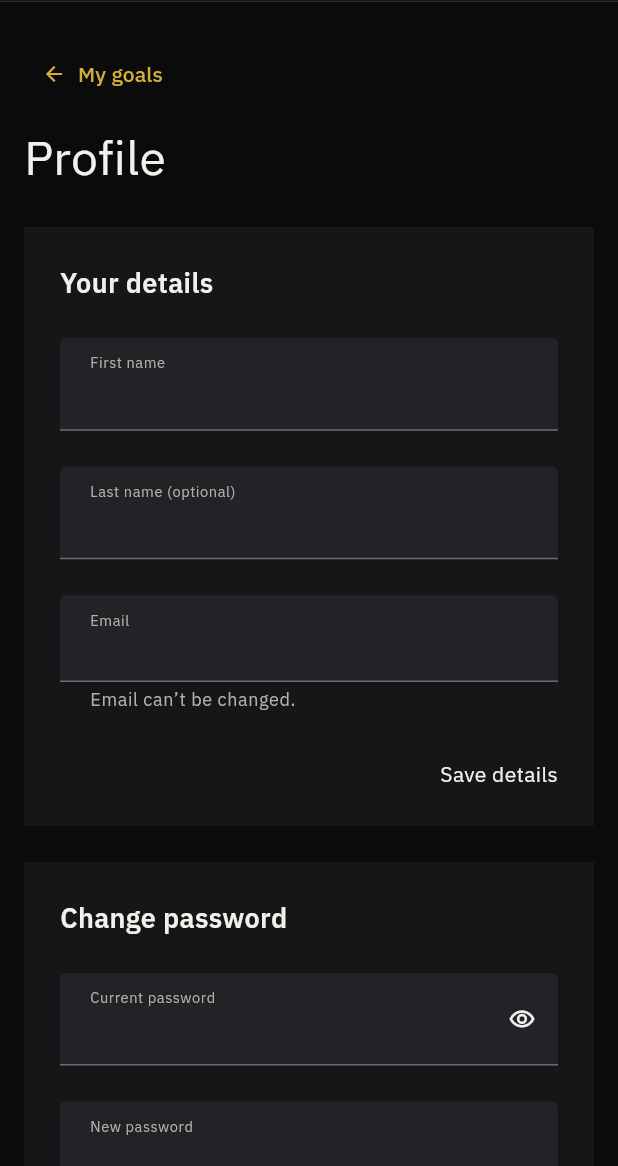
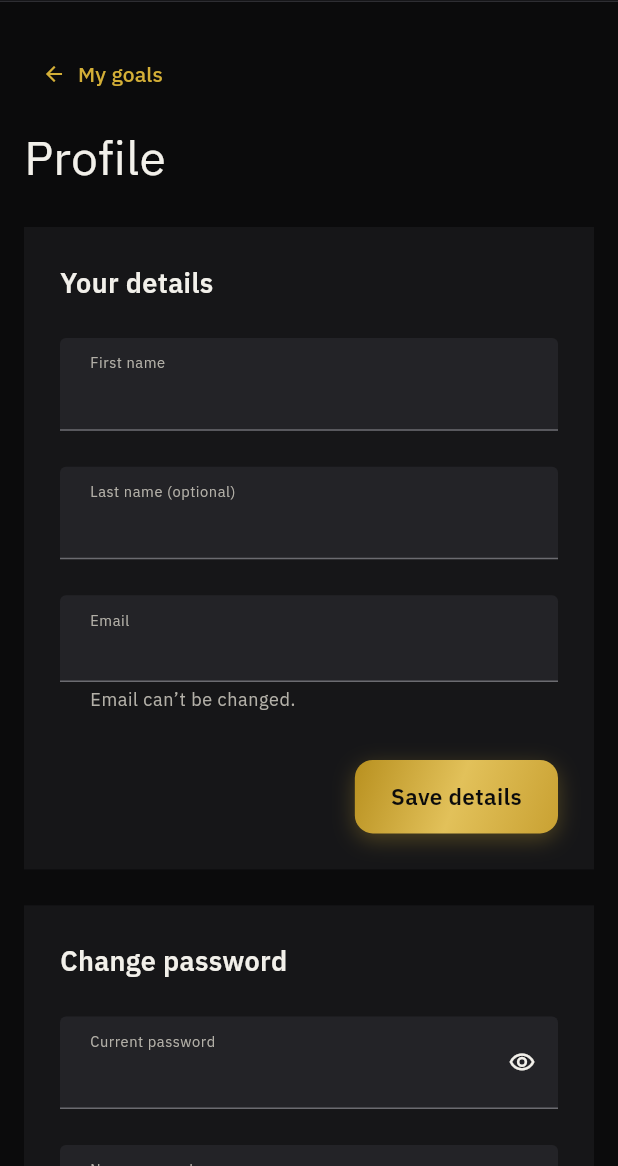
Before and after one commit to harsh774/sip-goal-planner, a Flutter app: the AppShell screen opened directly, on a phone screen of 412 x 824 dp, the part 70-1236 px from its top. Run offline on Flutter 3.47's test engine with Material 3 defaults, Android fonts, the phone set to English and light mode, and no system bars; our stand-ins replace bloc_concurrency, dio, equatable, fl_chart, flutter_bloc, get_it and 3 more; missing offline and left inert: dart:js_interop; accounts and stored records are empty.

Commit message:
feat(frontend): pinned footer with copyright, gold shimmer buttons, auth backdrop
Footer with the market-risk line and copyright sits at the bottom of short
pages. Primary actions use a rounded, raised gold button with a moving shine.
Login and sign-up get a blurred globe-and-market-line backdrop. Slider steps
give a haptic tick (Vibration API on mobile browsers).

Co-Authored-By: Claude Opus 5.5 <noreply@anthropic.com>

```diff
--- /dev/null
+++ b/frontend/lib/core/presentation/haptics/vibrate_stub.dart
@@ -0,0 +1 @@
+void vibrate(int milliseconds) {}
--- /dev/null
+++ b/frontend/lib/shared/widgets/app_footer.dart
@@ -0,0 +1,73 @@
+import 'package:flutter/material.dart';
+
+import '../../app/theme/app_theme.dart';
+import 'disclaimer.dart';
+
+/// Bottom of every page: the market-risk disclaimer and the copyright line.
+class AppFooter extends StatelessWidget {
+  const AppFooter({super.key, this.extendedDisclaimer = false});
+
+  final bool extendedDisclaimer;
+
+  @override
+  Widget build(BuildContext context) {
+    return Column(
+      mainAxisSize: .min,
+      crossAxisAlignment: .stretch,
+      children: [
+        const Divider(height: 1, color: AppColors.border),
+        Disclaimer(extended: extendedDisclaimer),
+        Text(
+          '© ${DateTime.now().year} GoalPlanner. All rights reserved.',
+          textAlign: .center,
+          style: const TextStyle(fontSize: 12, color: AppColors.text3),
+        ),
+        const SizedBox(height: 16),
+      ],
+    );
+  }
+}
+
+/// Scrolls [child]; when the content is shorter than the screen, the footer
+/// sits at the bottom instead of right under the content.
+class FooterScrollView extends StatelessWidget {
+  const FooterScrollView({
+    super.key,
+    required this.child,
+    this.padding = EdgeInsets.zero,
+    this.extendedDisclaimer = false,
+  });
+
+  final Widget child;
+  final EdgeInsets padding;
+  final bool extendedDisclaimer;
+
+  @override
+  Widget build(BuildContext context) {
+    Widget centred(Widget w) => Center(
+      heightFactor: 1,
+      child: ConstrainedBox(
+        constraints: const BoxConstraints(maxWidth: Breakpoints.contentMaxWidth),
+        child: w,
+      ),
+    );
+    return CustomScrollView(
+      slivers: [
+        SliverPadding(
+          padding: padding,
+          sliver: SliverToBoxAdapter(child: centred(child)),
+        ),
+        SliverFillRemaining(
+          hasScrollBody: false,
+          child: Align(
+            alignment: .bottomCenter,
+            child: Padding(
+              padding: .symmetric(horizontal: padding.left),
+              child: centred(AppFooter(extendedDisclaimer: extendedDisclaimer)),
+            ),
+          ),
+        ),
+      ],
+    );
+  }
+}
--- a/frontend/lib/shared/widgets/app_shell.dart
+++ b/frontend/lib/shared/widgets/app_shell.dart
@@ -1,41 +1,43 @@
 import 'package:flutter/material.dart';
 import 'package:flutter_bloc/flutter_bloc.dart';
+import 'package:go_router/go_router.dart';
+
+import '../../app/router.dart';
 
 import '../../app/theme/app_theme.dart';
 import '../../core/domain/currency.dart';
 import '../../features/auth/presentation/bloc/auth_bloc.dart';
-import 'disclaimer.dart';
+import 'app_footer.dart';
+
+const _goalText = 'Goal';
+const _plannerText = 'Planner';
+const _profileAndPasswordText = 'Profile and password';
+const _logOutText = 'Log out';
+const _accountMenuText = 'Account menu';
 
 /// Page frame from the design: black header with the account menu, centred
-/// content up to 1120 px, and the market-risk disclaimer in the footer.
+/// content up to 1120 px, and the footer pinned to the bottom of short pages.
 class AppShell extends StatelessWidget {
-  const AppShell({super.key, required this.child, this.extendedDisclaimer = false});
+  const AppShell({super.key, required this.child, this.extendedDisclaimer = false, this.bottomBar});
 
   final Widget child;
   final bool extendedDisclaimer;
+
+  /// Pinned under the scrolling content, e.g. the plan preview on phones.
+  final Widget? bottomBar;
 
   @override
   Widget build(BuildContext context) {
     return Scaffold(
       appBar: const _Header(),
+      bottomNavigationBar: bottomBar,
       body: LayoutBuilder(
         builder: (context, constraints) {
           final compact = constraints.maxWidth < Breakpoints.compact;
-          return SingleChildScrollView(
-            padding: EdgeInsets.symmetric(horizontal: 16, vertical: compact ? 24 : 40),
-            child: Center(
-              child: ConstrainedBox(
-                constraints: const BoxConstraints(maxWidth: Breakpoints.contentMaxWidth),
-                child: Column(
-                  crossAxisAlignment: CrossAxisAlignment.stretch,
-                  children: [
-                    child,
-                    const SizedBox(height: 32),
-                    Disclaimer(extended: extendedDisclaimer),
-                  ],
-                ),
-              ),
-            ),
+          return FooterScrollView(
+            padding: .fromLTRB(16, compact ? 24 : 40, 16, 32),
+            extendedDisclaimer: extendedDisclaimer,
+            child: child,
           );
         },
       ),
@@ -57,7 +59,7 @@ class _Header extends StatelessWidget implements PreferredSizeWidget {
         color: AppColors.header,
         border: Border(bottom: BorderSide(color: AppColors.border)),
       ),
-      padding: const EdgeInsets.only(left: 16),
+      padding: const .only(left: 16),
       child: const Row(children: [AppLogo(), Spacer(), _AccountMenu()]),
     );
   }
@@ -70,11 +72,11 @@ class AppLogo extends StatelessWidget {
   Widget build(BuildContext context) {
     return const Text.rich(
       TextSpan(
-        text: 'Goal',
+        text: _goalText,
         children: [
           TextSpan(
-            text: 'Planner',
-            style: TextStyle(fontWeight: FontWeight.w600, color: AppColors.gold),
+            text: _plannerText,
+            style: TextStyle(fontWeight: .w600, color: AppColors.gold),
           ),
         ],
       ),
@@ -99,11 +101,11 @@ class _AccountMenu extends StatelessWidget {
       ),
       menuChildren: [
         Padding(
-          padding: const EdgeInsets.fromLTRB(16, 12, 16, 8),
+          padding: const .fromLTRB(16, 12, 16, 8),
           child: Column(
-            crossAxisAlignment: CrossAxisAlignment.start,
+            crossAxisAlignment: .start,
             children: [
-              Text(user.fullName, style: const TextStyle(fontWeight: FontWeight.w600)),
+              Text(user.fullName, style: const TextStyle(fontWeight: .w600)),
               Text(user.email, style: const TextStyle(color: AppColors.text2, fontSize: 12)),
             ],
           ),
@@ -122,19 +124,24 @@ class _AccountMenu extends StatelessWidget {
           child: Text('Default currency for new goals: ${user.defaultCurrency.code}'),
         ),
         MenuItemButton(
+          leadingIcon: const Icon(Icons.person_outline, size: 18),
+          onPressed: () => context.push(Routes.profile),
+          child: const Text(_profileAndPasswordText),
+        ),
+        MenuItemButton(
           leadingIcon: const Icon(Icons.logout, size: 18),
           onPressed: () => context.read<AuthBloc>().add(const AuthLogoutRequested()),
-          child: const Text('Log out'),
+          child: const Text(_logOutText),
         ),
       ],
       builder: (context, controller, _) => InkWell(
         onTap: () => controller.isOpen ? controller.close() : controller.open(),
         child: Semantics(
           button: true,
-          label: 'Account menu',
+          label: _accountMenuText,
           child: Container(
             height: 48,
-            padding: const EdgeInsets.symmetric(horizontal: 12),
+            padding: const .symmetric(horizontal: 12),
             child: Row(
               children: [
                 CircleAvatar(
@@ -142,11 +149,7 @@ class _AccountMenu extends StatelessWidget {
                   backgroundColor: AppColors.goldTint,
                   child: Text(
                     user.initials,
-                    style: const TextStyle(
-                      fontSize: 11,
-                      color: AppColors.gold,
-                      fontWeight: FontWeight.w600,
-                    ),
+                    style: const TextStyle(fontSize: 11, color: AppColors.gold, fontWeight: .w600),
                   ),
                 ),
                 const SizedBox(width: 8),
--- /dev/null
+++ b/frontend/lib/shared/widgets/gold_button.dart
@@ -0,0 +1,151 @@
+import 'package:flutter/material.dart';
+
+import '../../app/theme/app_theme.dart';
+
+/// Primary call to action: rounded, raised, gold gradient with a light
+/// sweeping across it every few seconds.
+class GoldButton extends StatefulWidget {
+  const GoldButton({
+    super.key,
+    required this.onPressed,
+    required this.child,
+    this.icon,
+    this.loading = false,
+  });
+
+  final VoidCallback? onPressed;
+  final Widget child;
+  final IconData? icon;
+  final bool loading;
+
+  @override
+  State<GoldButton> createState() => _GoldButtonState();
+}
+
+class _GoldButtonState extends State<GoldButton> with SingleTickerProviderStateMixin {
+  late final _shine = AnimationController(vsync: this, duration: const Duration(seconds: 3))
+    ..repeat();
+  bool _hover = false;
+
+  @override
+  void dispose() {
+    _shine.dispose();
+    super.dispose();
+  }
+
+  @override
+  Widget build(BuildContext context) {
+    final enabled = widget.onPressed != null && !widget.loading;
+    final radius = BorderRadius.circular(AppRadius.button);
+    final label = DefaultTextStyle.merge(
+      style: const TextStyle(color: AppColors.onGold, fontSize: 15, fontWeight: .w600),
+      child: IconTheme.merge(
+        data: const IconThemeData(color: AppColors.onGold, size: 20),
+        child: widget.loading
+            ? const SizedBox.square(
+                dimension: 18,
+                child: CircularProgressIndicator(strokeWidth: 2, color: AppColors.onGold),
+              )
+            : Row(
+                mainAxisSize: .min,
+                children: [
+                  if (widget.icon != null) ...[Icon(widget.icon), const SizedBox(width: 8)],
+                  widget.child,
+                ],
+              ),
+      ),
+    );
+
+    return Semantics(
+      button: true,
+      enabled: enabled,
+      child: MouseRegion(
+        onEnter: (_) => setState(() => _hover = true),
+        onExit: (_) => setState(() => _hover = false),
+        cursor: enabled ? SystemMouseCursors.click : SystemMouseCursors.basic,
+        child: AnimatedContainer(
+          duration: const Duration(milliseconds: 150),
+          constraints: const BoxConstraints(minHeight: 48, minWidth: 64),
+          transform: Matrix4.translationValues(0, _hover && enabled ? -1 : 0, 0),
+          decoration: BoxDecoration(
+            borderRadius: radius,
+            gradient: enabled
+                ? const LinearGradient(
+                    colors: [Color(0xFFB8901F), AppColors.goldHover, Color(0xFFC9A132)],
+                    begin: .topLeft,
+                    end: .bottomRight,
+                  )
+                : null,
+            color: enabled ? null : AppColors.border,
+            boxShadow: enabled
+                ? [
+                    BoxShadow(
+                      color: AppColors.gold.withValues(alpha: _hover ? 0.45 : 0.3),
+                      blurRadius: _hover ? 18 : 12,
+                      offset: const Offset(0, 4),
+                    ),
+                  ]
+                : null,
+          ),
+          child: ClipRRect(
+            borderRadius: radius,
+            child: Material(
+              type: .transparency,
+              child: InkWell(
+                onTap: enabled ? widget.onPressed : null,
+                child: Stack(
+                  alignment: .center,
+                  children: [
+                    if (enabled)
+                      Positioned.fill(
+                        child: AnimatedBuilder(
+                          animation: _shine,
+                          builder: (context, _) => CustomPaint(painter: _Shine(_shine.value)),
+                        ),
+                      ),
+                    Padding(padding: const .symmetric(horizontal: 24, vertical: 14), child: label),
+                  ],
+                ),
+              ),
+            ),
+          ),
+        ),
+      ),
+    );
+  }
+}
+
+class _Shine extends CustomPainter {
+  _Shine(this.t);
+
+  final double t;
+
+  @override
+  void paint(Canvas canvas, Size size) {
+    // Sweep for the first 40% of each cycle, then rest.
+    final progress = (t / 0.4).clamp(0.0, 1.0);
+    if (progress >= 1) return;
+    final width = size.height * 1.2;
+    final x = -width + (size.width + width * 2) * progress;
+    final rect = Rect.fromLTWH(x - width / 2, 0, width, size.height);
+    canvas.save();
+    canvas.translate(rect.center.dx, rect.center.dy);
+    canvas.skew(-0.4, 0);
+    canvas.translate(-rect.center.dx, -rect.center.dy);
+    canvas.drawRect(
+      rect,
+      Paint()
+        ..shader = LinearGradient(
+          colors: [
+            Colors.white.withValues(alpha: 0),
+            Colors.white.withValues(alpha: 0.45),
+            Colors.white.withValues(alpha: 0),
+          ],
+        ).createShader(rect),
+    );
+    canvas.restore();
+  }
+
+  @override
+  bool shouldRepaint(_Shine old) => old.t != t;
+}
```
Also changed, not shown: frontend/lib/app/theme/app_theme.dart (+15 -7 lines), frontend/lib/core/config/app_config.dart (+13 -4 lines), frontend/lib/core/presentation/haptics/haptics.dart (added, +12 -0 lines), frontend/lib/core/presentation/haptics/vibrate_web.dart (added, +15 -0 lines), frontend/lib/shared/widgets/disclaimer.dart (+10 -5 lines), frontend/lib/shared/widgets/state_views.dart (+14 -9 lines), frontend/lib/shared/widgets/world_network_background.dart (added, +175 -0 lines), 1 other file.
